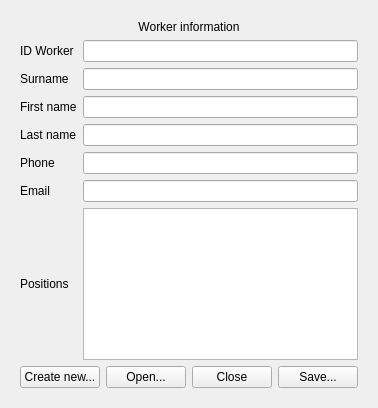
This is src/WorkersInformation/workersinformation.ui in Kolyavojteh2/WorkScheldulePlanning as Qt 5 draws it before an edit. The edited form follows.
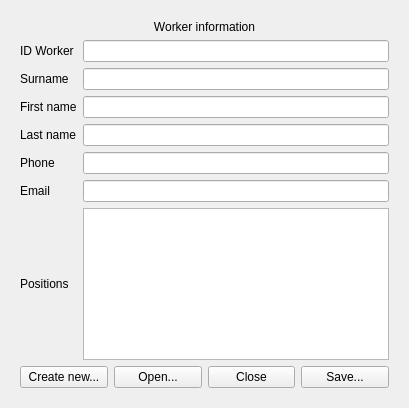
This is the edited form.

The edit to the form file:
```diff
--- a/src/WorkersInformation/workersinformation.ui
+++ b/src/WorkersInformation/workersinformation.ui
@@ -6,7 +6,7 @@
    <rect>
     <x>0</x>
     <y>0</y>
-    <width>350</width>
+    <width>409</width>
     <height>408</height>
    </rect>
   </property>
```
Left out of the diff: 2 changed lines with no effect on the pictures.
